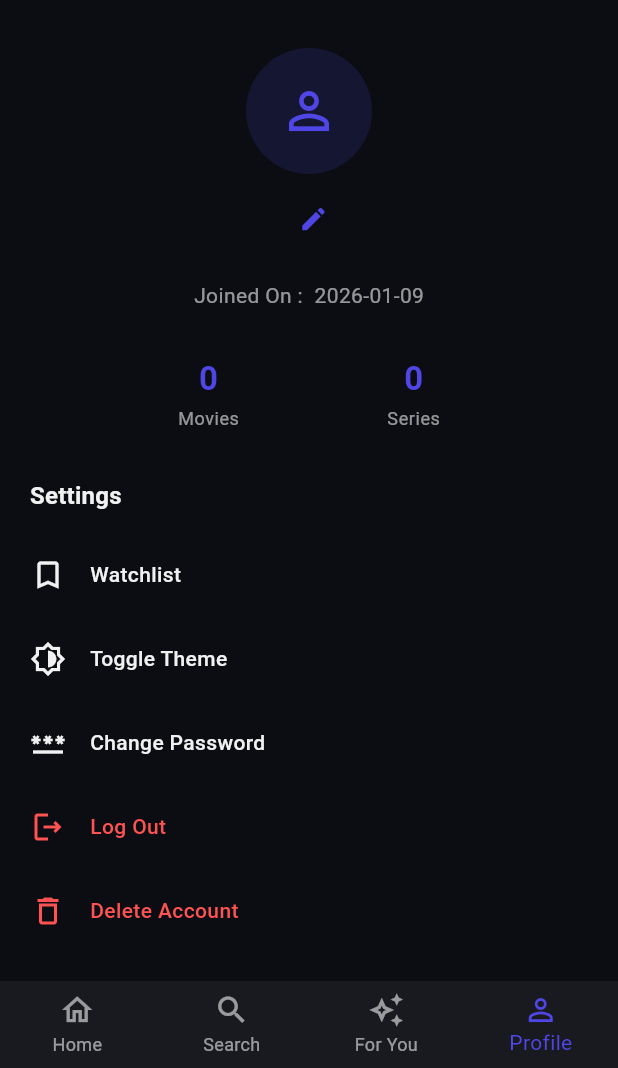
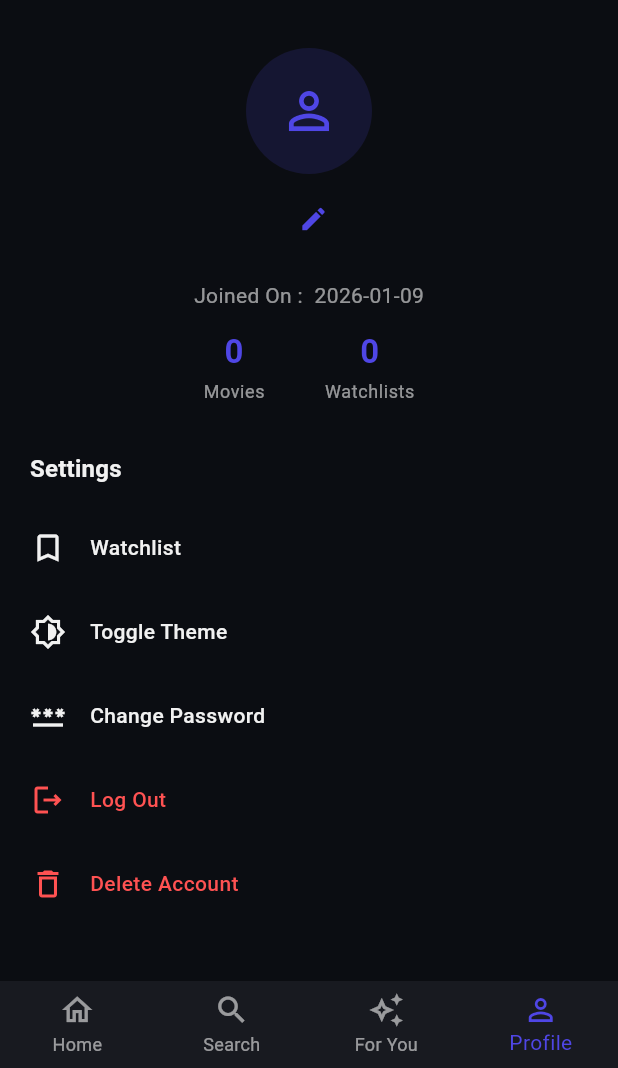
Before and after one commit to akashkr-971/CineLedger, a Flutter app: the screen it shows once a user with an empty profile is signed in, item 4 of the bottom bar chosen, on a phone screen of 412 x 824 dp, the part 168-1236 px from its top. Run offline on Flutter 3.47's test engine with Material 3 defaults, Android fonts, the phone set to English and light mode, and no system bars; our stand-ins replace cloud_firestore, firebase_auth, firebase_core, flutter_dotenv, flutter_rating_bar, flutter_riverpod and 3 more; accounts and stored records are empty; network calls fail.

Commit message:
Corrected the profile page routing and the movies count

```diff
--- a/lib/features/home/tabs/profile_tab.dart
+++ b/lib/features/home/tabs/profile_tab.dart
@@ -9,6 +9,8 @@ import '../../movies/popular_movies_provider.dart';
 import '../../movies/movie_list_provider.dart';
 import '../../auth/auth_providers.dart';
 import '../home_screen.dart';
+import '../../movies/show_all_movies_page.dart';
+import '../../movies/models/movie_local.dart';
 
 class ProfileTab extends ConsumerWidget {
   const ProfileTab({super.key});
@@ -19,6 +21,13 @@ class ProfileTab extends ConsumerWidget {
     final colors = theme.colorScheme;
     final user = FirebaseAuth.instance.currentUser;
     final profileAsync = ref.watch(userProfileProvider);
+    final moviesAsync = ref.watch(movieListProvider);
+    final watchlistMovies = moviesAsync.when(
+      loading: () => <MovieLocal>[],
+      error: (_, __) => <MovieLocal>[],
+      data:
+          (movies) => movies.where((m) => m.inWatchlist && !m.watched).toList(),
+    );
 
     Future<void> showEditNameDialog(
       BuildContext context,
@@ -27,7 +36,6 @@ class ProfileTab extends ConsumerWidget {
     ) async {
       final controller = TextEditingController(text: currentName);
       final repo = UserRepository();
-
       await showDialog(
         context: context,
         builder: (context) {
@@ -149,14 +157,39 @@ class ProfileTab extends ConsumerWidget {
               ),
             ],
           ),
+          const SizedBox(height: 14),
+          Row(
+            mainAxisAlignment: MainAxisAlignment.center,
+            crossAxisAlignment: CrossAxisAlignment.center,
+            children: [
+              const SizedBox(height: 24),
 
-          const SizedBox(height: 32),
+              moviesAsync.when(
+                loading: () => _ProfileStat(label: 'Movies', value: '0'),
+                error: (_, __) => _ProfileStat(label: 'Movies', value: '0'),
+                data: (movies) {
+                  final watchedMovies = movies.where((m) => m.watched).length;
 
-          Row(
-            mainAxisAlignment: MainAxisAlignment.spaceEvenly,
-            children: const [
-              _ProfileStat(label: 'Movies', value: '0'),
-              _ProfileStat(label: 'Series', value: '0'),
+                  return _ProfileStat(
+                    label: 'Movies',
+                    value: watchedMovies.toString(),
+                  );
+                },
+              ),
+              const SizedBox(width: 40),
+              moviesAsync.when(
+                loading: () => _ProfileStat(label: 'Watchlists', value: '0'),
+                error: (_, __) => _ProfileStat(label: 'Watchlists', value: '0'),
+                data: (movies) {
+                  final watchlistCount =
+                      movies.where((m) => m.inWatchlist).length;
+
+                  return _ProfileStat(
+                    label: 'Watchlists',
+                    value: watchlistCount.toString(),
+                  );
+                },
+              ),
             ],
           ),
 
@@ -178,7 +211,16 @@ class ProfileTab extends ConsumerWidget {
             icon: Icons.bookmark_border,
             title: 'Watchlist',
             onTap: () {
-              ref.read(themeModeProvider.notifier).toggleTheme();
+              Navigator.push(
+                context,
+                MaterialPageRoute(
+                  builder:
+                      (_) => ShowAllMoviesPage(
+                        title: 'Watchlist',
+                        movies: watchlistMovies,
+                      ),
+                ),
+              );
             },
           ),
 
```
